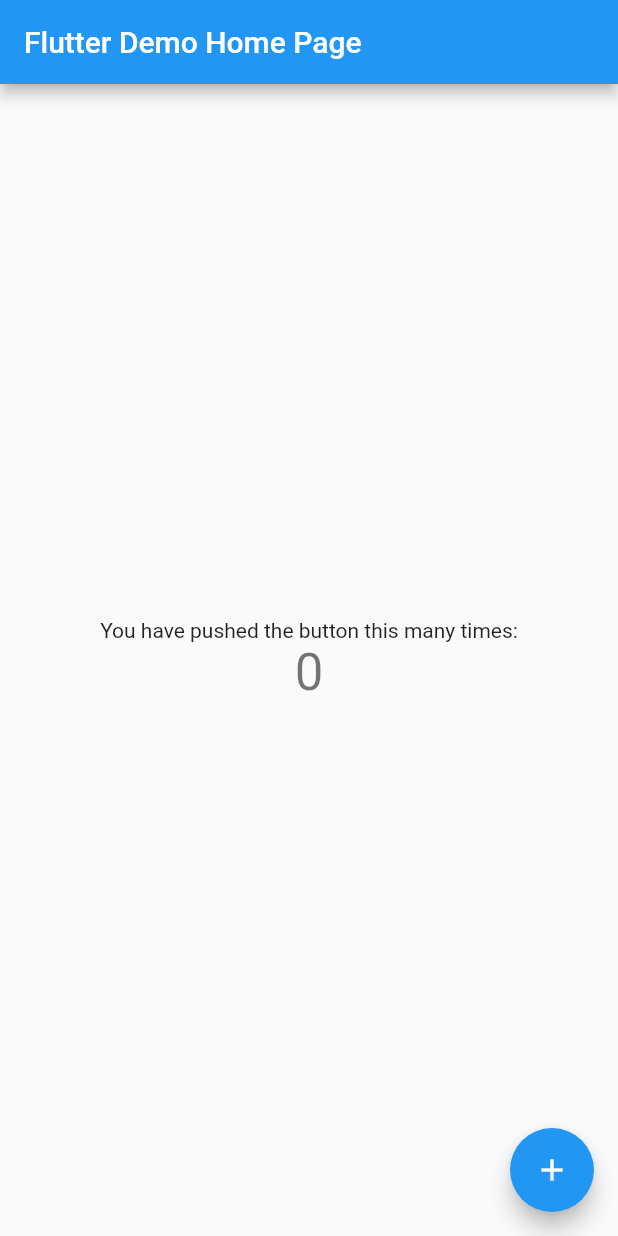
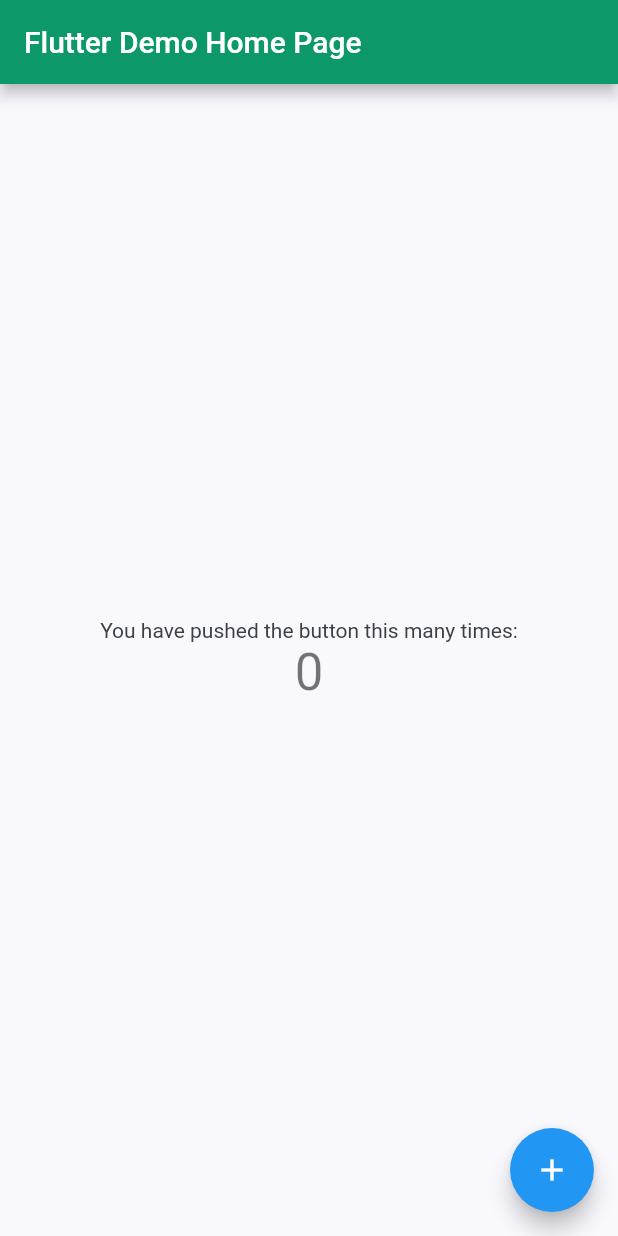
Before and after one commit to Jos620/plant_app, a Flutter app: the screen it shows after launch, on a phone screen of 412 x 824 dp. Run offline on Flutter 3.47's test engine with Material 2 defaults, Android fonts, the phone set to English and light mode, and no system bars.

Commit message:
Set ThemeData to MaterialApp

```diff
--- a/lib/main.dart
+++ b/lib/main.dart
@@ -1,4 +1,6 @@
 import 'package:flutter/material.dart';
+
+import 'constants.dart';
 
 void main() {
   runApp(const MyApp());
@@ -13,16 +15,13 @@ class MyApp extends StatelessWidget {
     return MaterialApp(
       title: 'Flutter Demo',
       theme: ThemeData(
-        // This is the theme of your application.
-        //
-        // Try running your application with "flutter run". You'll see the
-        // application has a blue toolbar. Then, without quitting the app, try
-        // changing the primarySwatch below to Colors.green and then invoke
-        // "hot reload" (press "r" in the console where you ran "flutter run",
-        // or simply save your changes to "hot reload" in a Flutter IDE).
-        // Notice that the counter didn't reset back to zero; the application
-        // is not restarted.
-        primarySwatch: Colors.blue,
+        scaffoldBackgroundColor: kBackgroundColor,
+        primaryColor: kPrimaryColor,
+        appBarTheme: const AppBarTheme(
+          backgroundColor: kPrimaryColor,
+        ),
+        textTheme: Theme.of(context).textTheme.apply(bodyColor: kTextColor),
+        visualDensity: VisualDensity.adaptivePlatformDensity,
       ),
       home: const MyHomePage(title: 'Flutter Demo Home Page'),
     );
```
